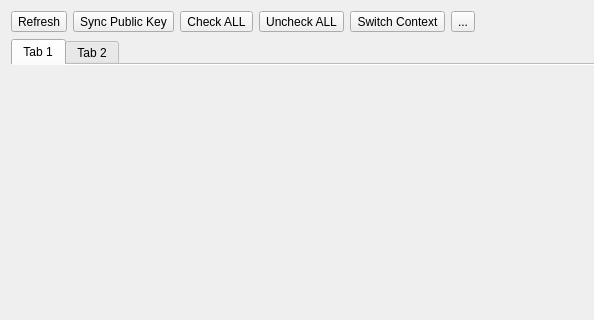
Above: ui/KeyList.ui from saturneric/GpgFrontend before the change; both pictures show x 0 to 594 and y 0 to 320 of the 1016 by 856 pixel window. Below: the same form after it.
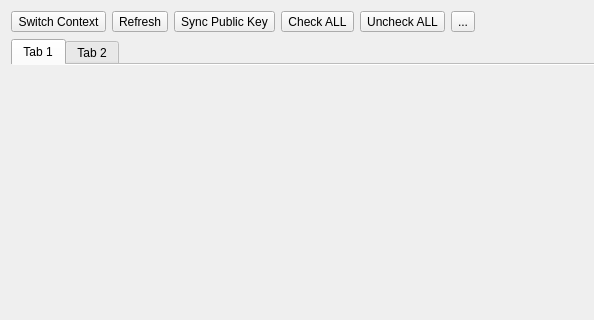
That is the form after the change. Icons and pictures are not drawn.

What changed in the file:
```diff
--- a/ui/KeyList.ui
+++ b/ui/KeyList.ui
@@ -36,6 +36,23 @@
         </property>
         <item>
          <layout class="QHBoxLayout" name="horizontalLayout">
+          <item>
+           <widget class="QToolButton" name="switchContextButton">
+            <property name="toolTip">
+             <string>Uncheck ALL</string>
+            </property>
+            <property name="text">
+             <string>Switch Context</string>
+            </property>
+            <property name="icon">
+             <iconset resource="../gpgfrontend.qrc">
+              <normaloff>:/icons/database.png</normaloff>:/icons/database.png</iconset>
+            </property>
+            <property name="popupMode">
+             <enum>QToolButton::InstantPopup</enum>
+            </property>
+           </widget>
+          </item>
           <item>
            <widget class="QToolButton" name="refreshKeyListButton">
             <property name="toolTip">
@@ -92,23 +109,6 @@
             </property>
            </widget>
           </item>
-          <item>
-           <widget class="QToolButton" name="switchContextButton">
-            <property name="toolTip">
-             <string>Uncheck ALL</string>
-            </property>
-            <property name="text">
-             <string>Switch Context</string>
-            </property>
-            <property name="icon">
-             <iconset resource="../gpgfrontend.qrc">
-              <normaloff>:/icons/none.png</normaloff>:/icons/none.png</iconset>
-            </property>
-            <property name="popupMode">
-             <enum>QToolButton::InstantPopup</enum>
-            </property>
-           </widget>
-          </item>
           <item>
            <widget class="QToolButton" name="columnTypeButton">
             <property name="acceptDrops">
```
